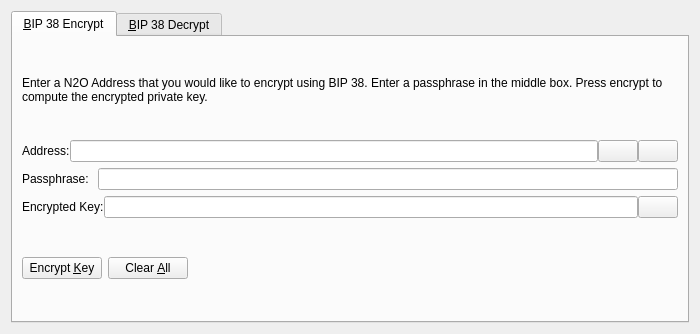
Old version of the form src/qt/forms/bip38tooldialog.ui in the repository Salvage-Ex/salvage-old.
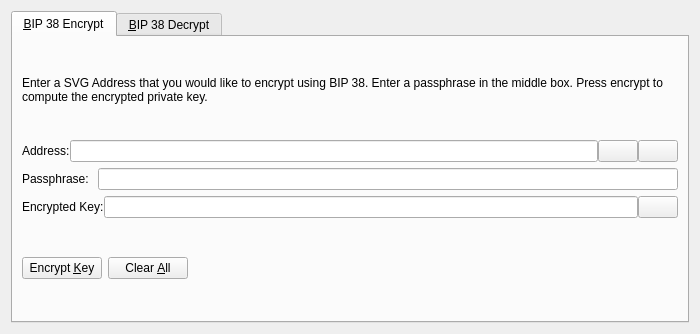
New version of the form. The open tabs and pages were chosen to show the change. Icons and pictures are not drawn. Custom widgets are drawn as their Qt base class.

```diff
--- a/src/qt/forms/bip38tooldialog.ui
+++ b/src/qt/forms/bip38tooldialog.ui
@@ -30,7 +30,7 @@
        <item>
         <widget class="QLabel" name="infoLabel_ENC">
          <property name="text">
-          <string>Enter a N2O Address that you would like to encrypt using BIP 38. Enter a passphrase in the middle box. Press encrypt to compute the encrypted private key.</string>
+          <string>Enter a SVG Address that you would like to encrypt using BIP 38. Enter a passphrase in the middle box. Press encrypt to compute the encrypted private key.</string>
          </property>
          <property name="textFormat">
           <enum>Qt::PlainText</enum>
```
Left out of the diff: 24 changed lines with no effect on the pictures.
